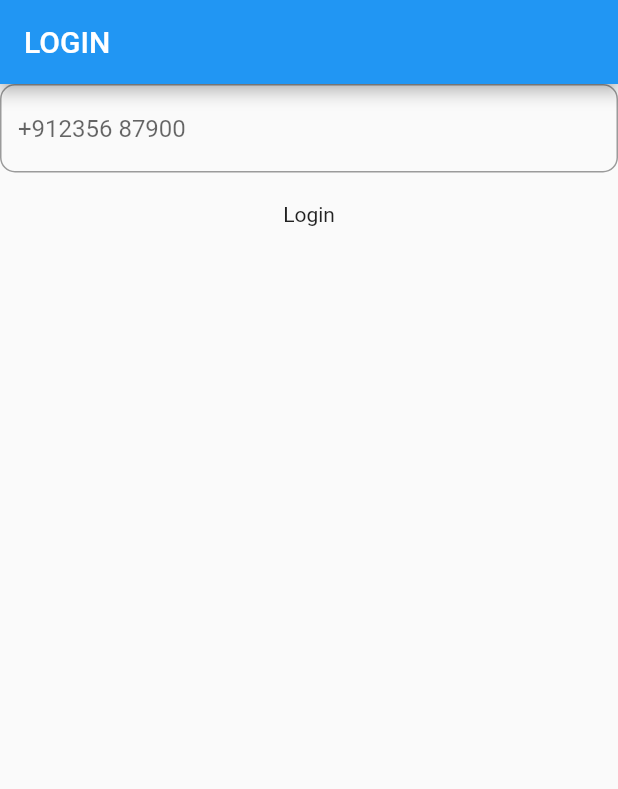
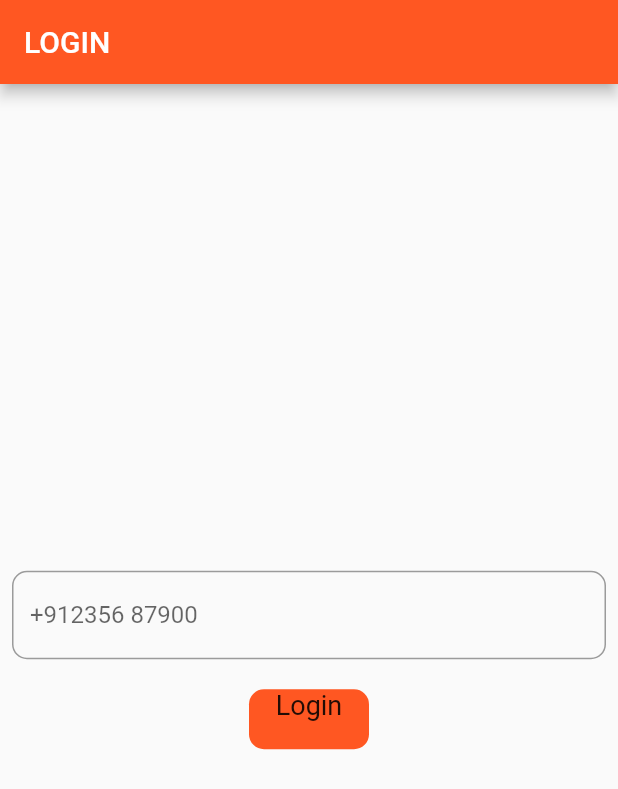
Before and after one commit to AbhishekpYoungsoft/task2, a Flutter app: the screen it shows after launch, after a tap on "Login", on a phone screen of 412 x 824 dp. Shown: the top 789 px of the screen. Run offline on Flutter 3.47's test engine with Material 2 defaults, Android fonts, the phone set to English and light mode, and no system bars; our stand-ins replace firebase_auth, firebase_core, get; accounts and stored records are empty; network calls fail.

Commit message:
veify code ahcnages

```diff
--- a/uploaderapp/lib/buttons/round_button.dart
+++ b/uploaderapp/lib/buttons/round_button.dart
@@ -17,7 +17,17 @@
     return InkWell(
       onTap: onTap,
       child: Container(
-        child: Text(title.toString()),
+        height: 40,
+        width: 80,
+        // ignore: sort_child_properties_last
+        child: Text(
+          title.toString(),
+          textAlign: TextAlign.center,
+          style: const TextStyle(fontSize: 18),
+        ),
+        decoration: BoxDecoration(
+            borderRadius: BorderRadius.circular(10),
+            color: AppColor.buttonColor),
       ),
     );
   }
--- a/uploaderapp/lib/login/Login_with _phone.dart
+++ b/uploaderapp/lib/login/Login_with _phone.dart
@@ -1,6 +1,8 @@
 import 'package:firebase_auth/firebase_auth.dart';
 import 'package:flutter/material.dart';
+import 'package:get/get.dart';
 import 'package:uploaderapp/buttons/round_button.dart';
+import 'package:uploaderapp/login/verifycode_page.dart';
 
 class LoginWithPhone extends StatefulWidget {
   const LoginWithPhone({super.key});
@@ -21,15 +23,21 @@
   Widget build(BuildContext context) {
     return Scaffold(
       appBar: AppBar(title: const Text("LOGIN")),
-      body: Column(
+      body: Padding(
+        padding: const EdgeInsets.all(8.0),
+        child: Column(
+          mainAxisAlignment: MainAxisAlignment.center,
+          crossAxisAlignment: CrossAxisAlignment.center,
           children: [
-          TextFormField(
+            Center(
+              child: TextFormField(
                 controller: phoneNumberController,
-            keyboardType: TextInputType.numberWithOptions(),
+                keyboardType: TextInputType.phone,
                 decoration: InputDecoration(
                     hintText: "+912356 87900",
                     border: OutlineInputBorder(
                         borderRadius: BorderRadius.circular(10.0))),
+              ),
             ),
             const SizedBox(
               height: 20,
@@ -43,14 +51,19 @@
                       phoneNumber: phoneNumberController.text,
                       verificationCompleted: (_) {},
                       verificationFailed: (e) {
+                        print("//////////////////////////");
                         print(e);
+                        print("//////////////////////////");
+
                         // getErrors.dealultError(
                         //ErrorText.T_PhoneNumber_Error, e.toString());
                       },
                       codeSent:
                           ((String verificationId, int? forceResendingToken) {
-                      print("__________________________________xxxxxxxxxxxxxx");
+                        print(
+                            "__________________________________xxxxxxxxxxxxxx");
                         print(verificationId);
+                        Get.to(VerifyCode(verificationId: verificationId));
                         //Get.to(VerifyCodePage(verificationId: verificationId));
                       }),
                       codeAutoRetrievalTimeout: (e) {
@@ -61,6 +74,7 @@
                 })
           ],
         ),
+      ),
     );
   }
 }
--- a/uploaderapp/lib/login/verifycode_page.dart
+++ b/uploaderapp/lib/login/verifycode_page.dart
@@ -1,7 +1,8 @@
 import 'package:flutter/material.dart';
 
 class VerifyCode extends StatefulWidget {
-  const VerifyCode({super.key});
+  final String verificationId;
+  VerifyCode({super.key, required this.verificationId});
 
   @override
   State<VerifyCode> createState() => _VerifyCodeState();
--- a/uploaderapp/lib/main.dart
+++ b/uploaderapp/lib/main.dart
@@ -1,7 +1,7 @@
 import 'package:firebase_core/firebase_core.dart';
 import 'package:flutter/material.dart';
 
-import 'home_screen.dart';
+import 'login/Login_with _phone.dart';
 
 Future<void> main() async {
   WidgetsFlutterBinding.ensureInitialized();
@@ -16,11 +16,12 @@
   @override
   Widget build(BuildContext context) {
     return MaterialApp(
+      debugShowCheckedModeBanner: false,
       title: 'Flutter Demo',
       theme: ThemeData(
         primarySwatch: Colors.deepOrange,
       ),
-      home: MyHomePage(),
+      home: LoginWithPhone(),
     );
   }
 }
--- a/uploaderapp/pubspec.yaml
+++ b/uploaderapp/pubspec.yaml
@@ -41,6 +41,7 @@
   firebase_storage: ^11.1.0
   firebase_core: ^2.9.0
   cloud_firestore: ^4.5.0
+  get: ^4.6.5
 
 dev_dependencies:
   flutter_test:
```
Also changed, not shown: uploaderapp/pubspec.lock, 2 other files. Lines whose indentation alone changed are shown as unchanged.
